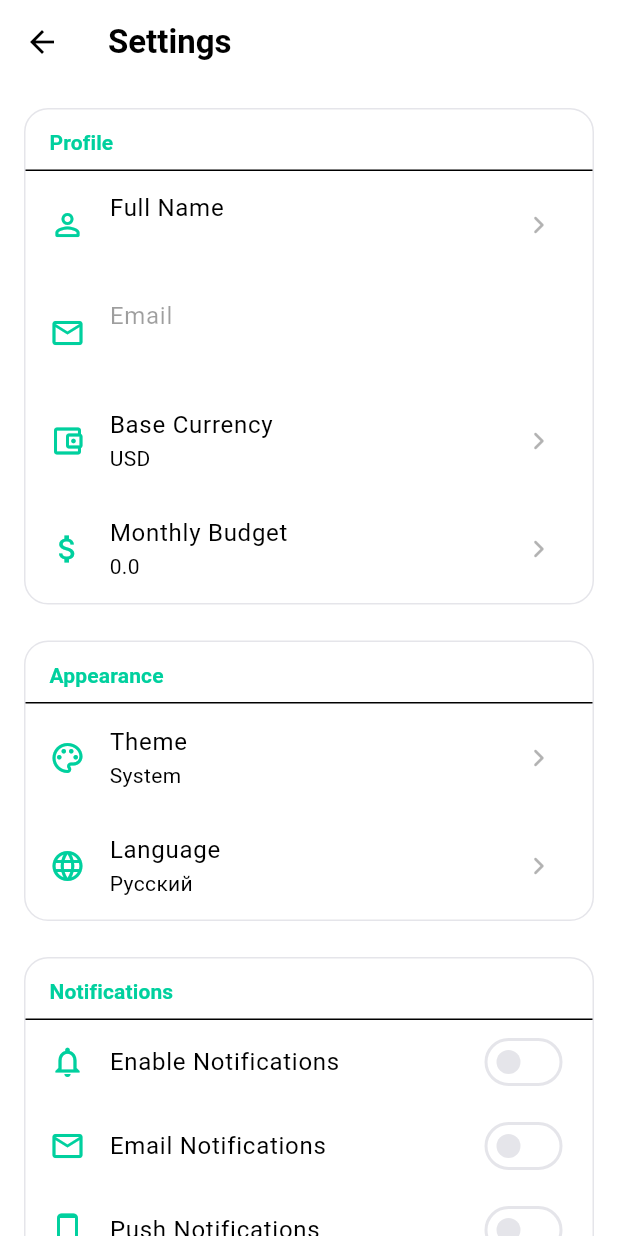
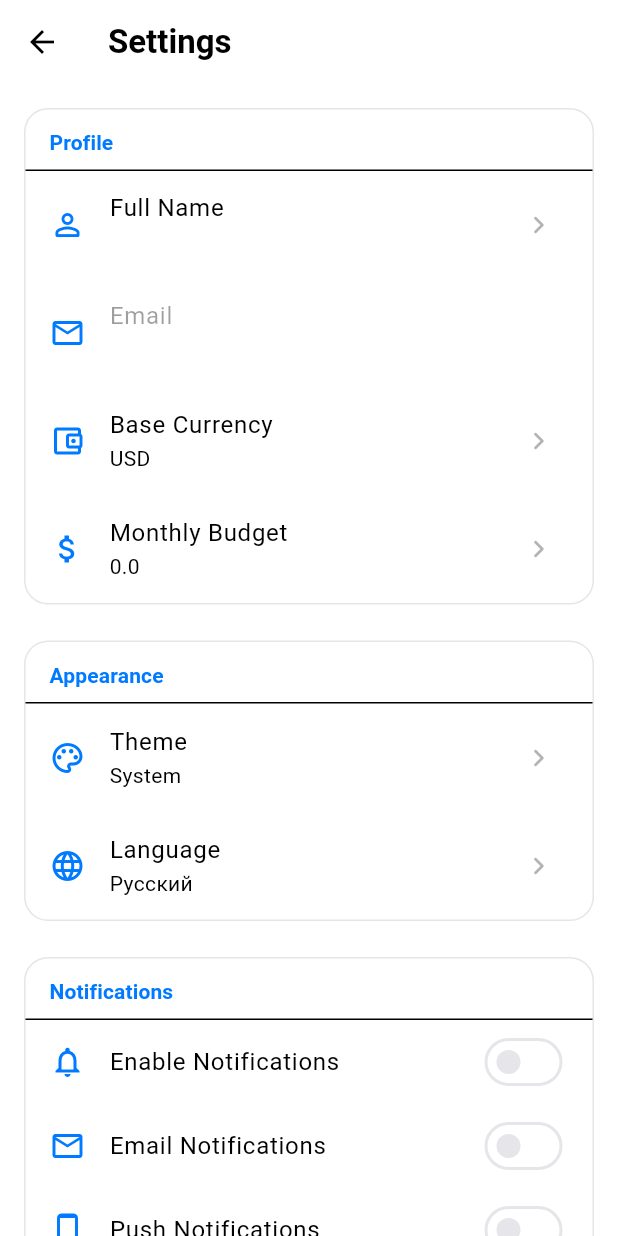
Before and after one commit to ignatgft/goida-frontend, a Flutter app: the SettingsScreen screen opened directly, on a phone screen of 412 x 824 dp. Run offline on Flutter 3.47's test engine with Material 3 defaults, Android fonts, the phone set to English and light mode, and no system bars; our stand-ins replace dio, google_sign_in, image_picker, shared_preferences; accounts and stored records are empty; network calls fail.

Commit message:
style: изменить основной цвет с бирюзового на голубой (Apple-style)

```diff
--- a/lib/core/theme/app_theme.dart
+++ b/lib/core/theme/app_theme.dart
@@ -1,7 +1,8 @@
 import 'package:flutter/material.dart';
 
 class AppTheme {
-  static const Color primaryGreen = Color(0xFF00D09E);
+  // Apple-style blue color
+  static const Color primaryBlue = Color(0xFF007AFF);
   static const Color pureBlack = Colors.black;
   static const Color pureWhite = Colors.white;
 
@@ -14,10 +15,10 @@ class AppTheme {
     useMaterial3: true,
     brightness: Brightness.dark,
     scaffoldBackgroundColor: pureBlack,
-    primaryColor: primaryGreen,
+    primaryColor: primaryBlue,
     colorScheme: const ColorScheme.dark(
-      primary: primaryGreen,
-      onPrimary: pureBlack,
+      primary: primaryBlue,
+      onPrimary: pureWhite,
       surface: pureBlack,
       onSurface: pureWhite,
       outline: borderDark,
@@ -43,7 +44,7 @@ class AppTheme {
     ),
     bottomNavigationBarTheme: const BottomNavigationBarThemeData(
       backgroundColor: pureBlack,
-      selectedItemColor: primaryGreen,
+      selectedItemColor: primaryBlue,
       unselectedItemColor: Colors.white24,
       type: BottomNavigationBarType.fixed,
       elevation: 0,
@@ -63,9 +64,9 @@ class AppTheme {
     useMaterial3: true,
     brightness: Brightness.light,
     scaffoldBackgroundColor: pureWhite,
-    primaryColor: primaryGreen,
+    primaryColor: primaryBlue,
     colorScheme: const ColorScheme.light(
-      primary: primaryGreen,
+      primary: primaryBlue,
       onPrimary: pureWhite,
       surface: pureWhite,
       onSurface: pureBlack,
@@ -92,7 +93,7 @@ class AppTheme {
     ),
     bottomNavigationBarTheme: const BottomNavigationBarThemeData(
       backgroundColor: pureWhite,
-      selectedItemColor: primaryGreen,
+      selectedItemColor: primaryBlue,
       unselectedItemColor: Colors.black26,
       type: BottomNavigationBarType.fixed,
       elevation: 0,
```
